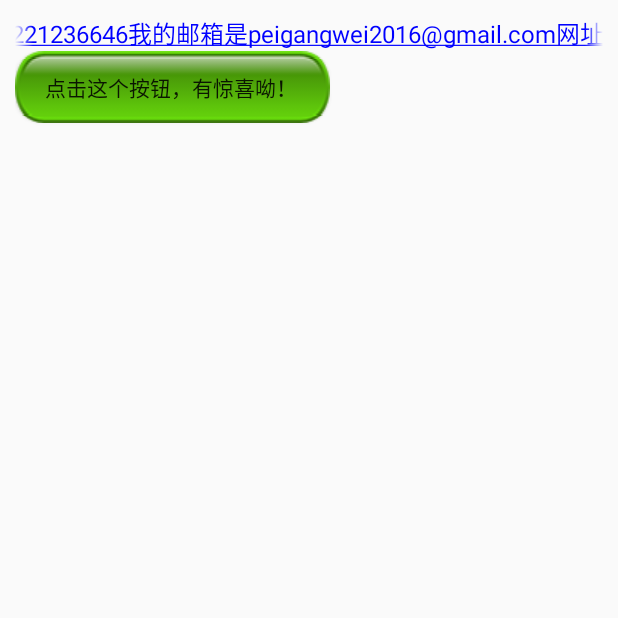
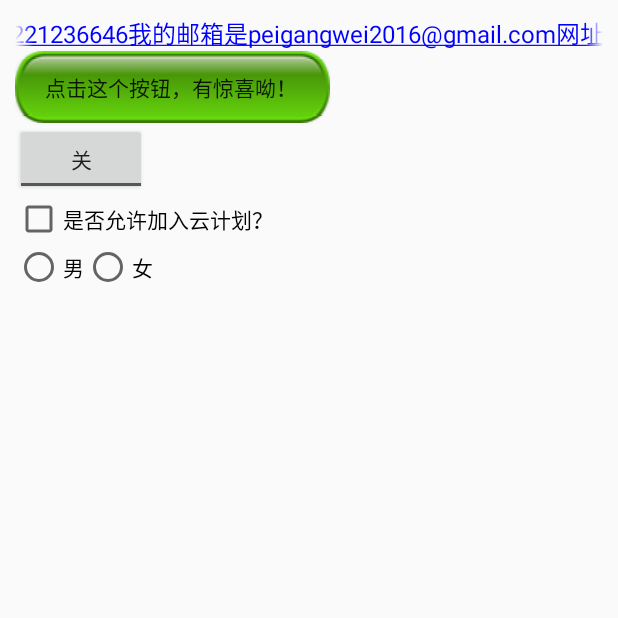
Before and after one commit to peigangwei2016/MyDemos, an Android app: the screen it shows after launch (TextViewActivity), on a phone screen of 412 x 824 dp, the top half of it. Run offline under Robolectric (Android 15) with nearby library versions, the phone set to English and light mode, and no system bars.

Commit message:
CheckBox和RadioButton的练习

```diff
--- a/src/main/java/com/sunny/mydemos/ui/TextViewActivity.java
+++ b/src/main/java/com/sunny/mydemos/ui/TextViewActivity.java
@@ -1,16 +1,14 @@
 package com.sunny.mydemos.ui;
 
 import android.app.Activity;
-import android.graphics.drawable.Drawable;
 import android.os.Bundle;
-import android.text.Html;
-import android.text.SpannableStringBuilder;
-import android.text.Spanned;
-import android.text.style.ClickableSpan;
-import android.text.style.ImageSpan;
 import android.view.View;
+import android.widget.Button;
+import android.widget.CheckBox;
+import android.widget.CompoundButton;
 import android.widget.TextView;
 import android.widget.Toast;
+import android.widget.ToggleButton;
 
 import com.sunny.mydemos.R;
 
@@ -19,23 +17,79 @@ import com.sunny.mydemos.R;
  */
 public class TextViewActivity extends Activity {
     private android.widget.TextView mTextView;
+    private android.widget.Button mButton;
+    private android.widget.ToggleButton mToggleButton;
+    private android.widget.CheckBox isJoinCloud;
 
     @Override
     protected void onCreate(Bundle savedInstanceState) {
         super.onCreate(savedInstanceState);
         setContentView(R.layout.activity_textview);
+        this.isJoinCloud = (CheckBox) findViewById(R.id.isJoinCloud);
+        this.mToggleButton = (ToggleButton) findViewById(R.id.mToggleButton);
+        this.mButton = (Button) findViewById(R.id.mButton);
         this.mTextView = (TextView) findViewById(R.id.mTextView);
-        showTextView();
-
-        showButton();
+//        showTextView();
+//
+//        showButton();
 
 
+//        showToggleButton();
+
+        showCheckBox();
 
 
     }
 
+    private void showCheckBox() {
+        isJoinCloud.setOnCheckedChangeListener(new CompoundButton.OnCheckedChangeListener() {
+            @Override
+            public void onCheckedChanged(CompoundButton buttonView, boolean isChecked) {
+                if (isChecked){
+                    Toast.makeText(TextViewActivity.this, "选中！", Toast.LENGTH_SHORT).show();
+
+                }else {
+                    Toast.makeText(TextViewActivity.this, "没有选中！", Toast.LENGTH_SHORT).show();
+
+                }
+            }
+        });
+    }
+
+    /**
+     * ToggleButton的常用练习
+     */
+    private void showToggleButton() {
+        mToggleButton.setOnCheckedChangeListener(new CompoundButton.OnCheckedChangeListener() {
+            @Override
+            public void onCheckedChanged(CompoundButton buttonView, boolean isChecked) {
+                if (isChecked)
+                    Toast.makeText(TextViewActivity.this, "开", Toast.LENGTH_SHORT).show();
+                else
+                    Toast.makeText(TextViewActivity.this, "关", Toast.LENGTH_SHORT).show();
+
+
+            }
+        });
+    }
+
+    /**
+     * Button的事件练习
+     */
     private void showButton() {
-
+        mButton.setOnClickListener(new View.OnClickListener() {
+            @Override
+            public void onClick(View v) {
+                Toast.makeText(TextViewActivity.this, "onClick!", Toast.LENGTH_SHORT).show();
+            }
+        });
+        mButton.setOnLongClickListener(new View.OnLongClickListener() {
+            @Override
+            public boolean onLongClick(View v) {
+                Toast.makeText(TextViewActivity.this, "onLongClick!", Toast.LENGTH_SHORT).show();
+                return true;
+            }
+        });
     }
 
     /**
--- a/src/main/res/layout/activity_textview.xml
+++ b/src/main/res/layout/activity_textview.xml
@@ -26,7 +26,39 @@
         android:layout_height="wrap_content"
         android:background="@drawable/but_bg"
         android:text="点击这个按钮，有惊喜呦！"
-        android:id="@+id/button2"/>
+        android:id="@+id/mButton"/>
+
+    <ToggleButton
+        android:layout_width="wrap_content"
+        android:layout_height="wrap_content"
+        android:textOn="开"
+        android:textOff="关"
+        android:id="@+id/mToggleButton"
+        android:checked="false"/>
+
+    <CheckBox
+        android:layout_width="wrap_content"
+        android:layout_height="wrap_content"
+        android:text="是否允许加入云计划？"
+        android:id="@+id/isJoinCloud"
+        android:checked="false"/>
+
+    <RadioGroup
+        android:layout_width="wrap_content"
+        android:layout_height="wrap_content"
+        android:orientation="horizontal"
+        >
+        <RadioButton
+            android:layout_width="wrap_content"
+            android:layout_height="wrap_content"
+            android:text="男"
+            />
+        <RadioButton
+            android:layout_width="wrap_content"
+            android:layout_height="wrap_content"
+            android:text="女"
+            />
+    </RadioGroup>
 
 
 </LinearLayout>
```
Also changed, not shown: src/main/res/drawable/checkbox_bg.xml (added, +7 -0 lines), 1 other file.
